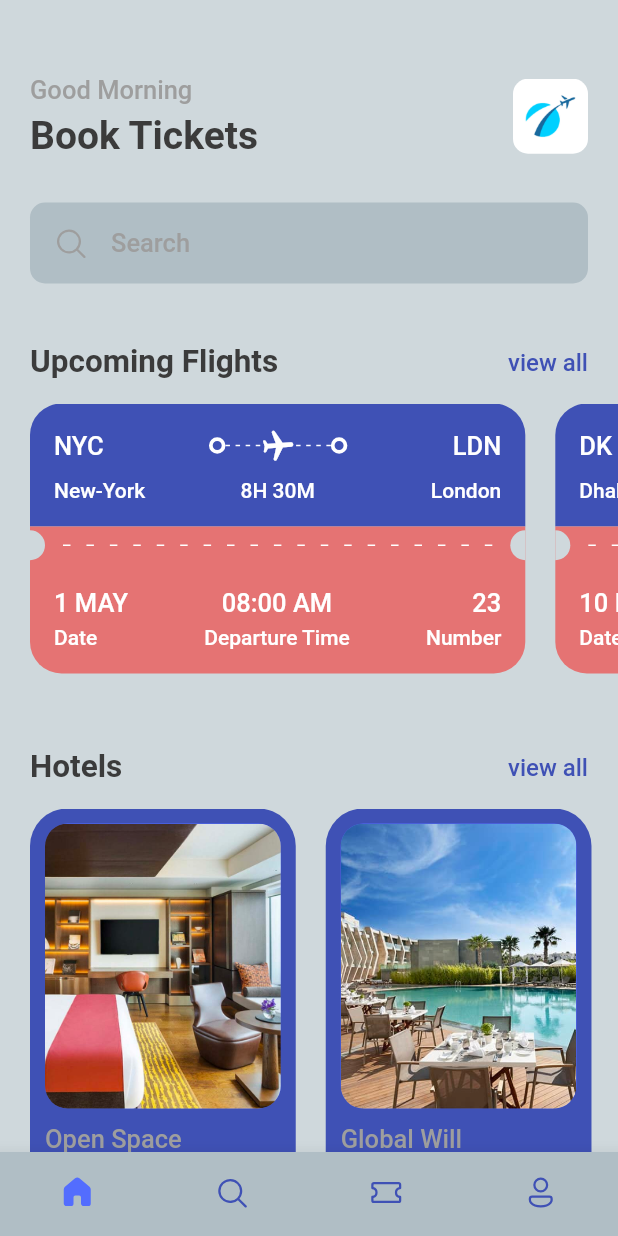
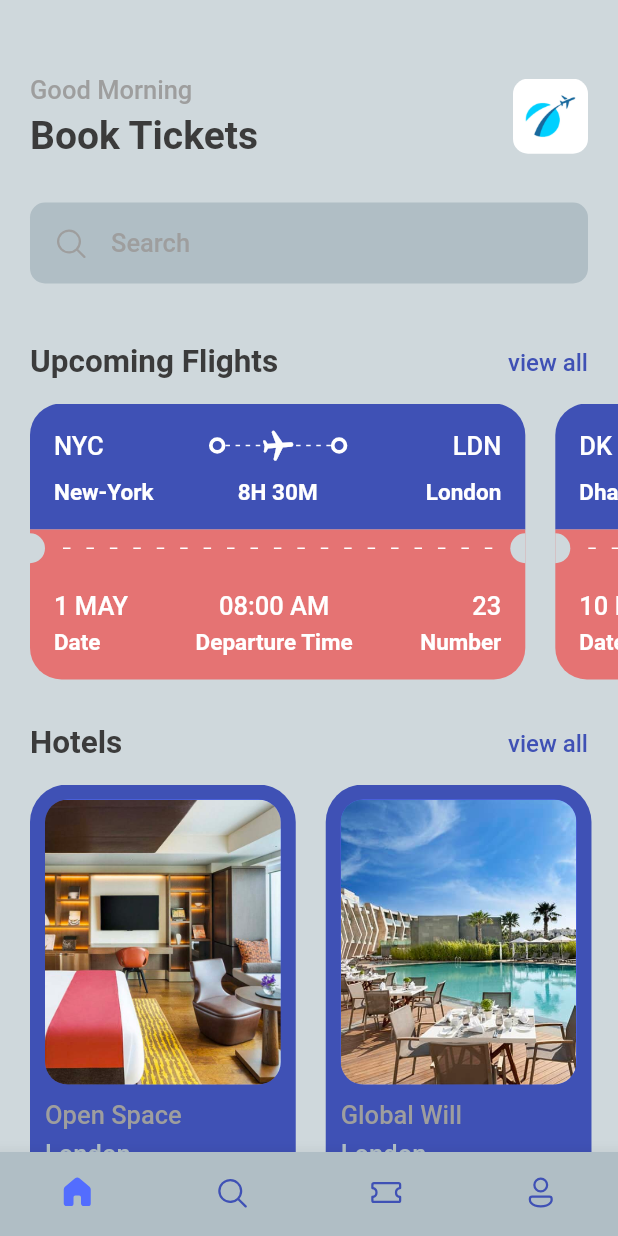
Before and after one commit to fabian-emmanuel/TicketBookerApp, a Flutter app: the screen it shows after launch, on a phone screen of 412 x 824 dp. Run offline on Flutter 3.47's test engine with Material 2 defaults, Android fonts, the phone set to English and light mode, and no system bars; our stand-ins replace barcode_widget, fluentui_icons, gap, get; missing offline and left inert: dart:ffi.

Commit message:
add tickets screen

```diff
--- a/lib/screens/bottom_bar.dart
+++ b/lib/screens/bottom_bar.dart
@@ -1,5 +1,6 @@
 import 'package:booktickets/screens/home_screen.dart';
 import 'package:booktickets/screens/search_screen.dart';
+import 'package:booktickets/screens/tickets_screen.dart';
 import 'package:booktickets/utils/app_styles.dart';
 import 'package:fluentui_icons/fluentui_icons.dart';
 import 'package:flutter/material.dart';
@@ -16,7 +17,7 @@ class _BottomBarState extends State<BottomBar> {
   static final List<Widget> _widgetOptions = [
     const HomeScreen(),
     const SearchScreen(),
-    const Text("Tickets"),
+    const TicketScreen(),
     const Text("Profile")
   ];
 
--- a/lib/screens/home_screen.dart
+++ b/lib/screens/home_screen.dart
@@ -58,7 +58,7 @@ class HomeScreen extends StatelessWidget {
           SingleChildScrollView(
             scrollDirection: Axis.horizontal,
             child: Row(
-              children: ticketList.map((item) => TicketsView(ticket: item)).toList()
+              children: ticketList.map((item) => TicketsView(ticket: item, marginLeft: 20, isColor: true)).toList()
             ),
           ),
           const Gap(30),
--- a/lib/screens/tickets_view.dart
+++ b/lib/screens/tickets_view.dart
@@ -1,21 +1,25 @@
 import 'package:booktickets/utils/app_layout.dart';
 import 'package:booktickets/utils/app_styles.dart';
+import 'package:booktickets/widgets/column_text_widget.dart';
+import 'package:booktickets/widgets/layout_divider_widget.dart';
 import 'package:booktickets/widgets/thick_container.dart';
 import 'package:flutter/material.dart';
 import 'package:gap/gap.dart';
 
 class TicketsView extends StatelessWidget {
   final Map<String, dynamic> ticket;
-  const TicketsView({Key? key, required this.ticket}) : super(key: key);
+  final double marginLeft;
+  final bool isColor;
+  const TicketsView({Key? key, required this.ticket, required this.marginLeft, required this.isColor}) : super(key: key);
 
   @override
   Widget build(BuildContext context) {
     final size = AppLayout.getSize(context);
     return SizedBox(
       width: size.width*0.85,
-      height: AppLayout.getHeight(200),
+      height: AppLayout.getHeight(184),
       child: Container(
-        margin: EdgeInsets.only(left: AppLayout.getHeight(20)),
+        margin: EdgeInsets.only(left: AppLayout.getHeight(marginLeft)),
         child: Column(
           children: [
             /*
@@ -23,7 +27,7 @@ class TicketsView extends StatelessWidget {
              */
             Container(
                 decoration: BoxDecoration(
-                color: Styles.secondary,
+                color: isColor ? Styles.secondary: Styles.boxColor,
                 borderRadius: BorderRadius.only(
                     topLeft: Radius.circular(AppLayout.getHeight(21)),
                     topRight: Radius.circular(AppLayout.getHeight(21))
@@ -35,34 +39,22 @@ class TicketsView extends StatelessWidget {
                     Row(
                       // mainAxisAlignment: MainAxisAlignment.spaceBetween,
                       children: [
-                        Text("${ticket['from']['code']}", style: Styles.headLine3.copyWith(color: Styles.white)),
+                        // ColumnTextWidget(firstText: "${ticket['from']['code']}", secondText: "${ticket['from']['name']}", yAlign: CrossAxisAlignment.start, isColor: isColor),
+                        Text("${ticket['from']['code']}", style: Styles.headLine3.copyWith(color: isColor?Styles.white:Styles.textColor)),
                         Expanded(child: Container()),
-                        const ThickContainer(),
+                        ThickContainer(color: isColor?Styles.white:Styles.textColor),
                         Expanded(child: Stack(
                           children: [
                             SizedBox(
                             height: AppLayout.getHeight(24),
-                            child: LayoutBuilder(
-                              builder: (BuildContext context, BoxConstraints constraints) {
-                                return Flex(
-                                    direction: Axis.horizontal,
-                                    mainAxisAlignment: MainAxisAlignment.spaceBetween,
-                                    children: List.generate((constraints.constrainWidth()/6).floor(), (index) {
-                                      return SizedBox(
-                                        width: 3,
-                                        height: 1,
-                                        child: DecoratedBox(
-                                            decoration: BoxDecoration(color: Styles.white)),
-                                      );
-                                    }),
-                                );
-                              }
-                            ),),
-                            Center(child: Transform.rotate(angle: 1.5, child: Icon(Icons.local_airport_rounded, color: Styles.white),)),
+                            child: LayoutDivider(isColor: isColor, sections: 6, width: 3),
+                            ),
+                            Center(child: Transform.rotate(angle: 1.5, child: Icon(Icons.local_airport_rounded, color: isColor?Styles.white:Styles.textColor),)),
                           ]),),
-                        const ThickContainer(),
+                        ThickContainer(color: isColor?Styles.white:Styles.textColor),
                         Expanded(child: Container()),
-                        Text("${ticket['to']['code']}", style: Styles.headLine3.copyWith(color: Styles.white))
+                        // ColumnTextWidget(firstText: "${ticket['to']['code']}", secondText: "${ticket['to']['name']}", yAlign: CrossAxisAlignment.start, isColor: isColor),
+                        Text("${ticket['to']['code']}", style: Styles.headLine3.copyWith(color: isColor?Styles.white:Styles.textColor))
                       ],
                     ),
                     const Gap(10),
@@ -71,11 +63,12 @@ class TicketsView extends StatelessWidget {
                       children: [
                         SizedBox(
                             width: AppLayout.getWidth(100),
-                            child: Text("${ticket['from']['name']}", style: Styles.headLine4.copyWith(color: Styles.white))),
-                        Text("${ticket['flying_time']}", style: Styles.headLine4.copyWith(color: Styles.white)),
+                            child: Text("${ticket['from']['name']}", style: Styles.headLine4.copyWith(color: isColor?Styles.white:Styles.greyShade5))
+                        ),
+                        Text("${ticket['flying_time']}", style: Styles.headLine4.copyWith(color: isColor?Styles.white:Styles.greyShade5)),
                         SizedBox(
                             width: AppLayout.getWidth(100),
-                            child: Text("${ticket['to']['name']}", textAlign: TextAlign.end, style: Styles.headLine4.copyWith(color: Styles.white)))
+                            child: Text("${ticket['to']['name']}", textAlign: TextAlign.end, style: Styles.headLine4.copyWith(color: isColor?Styles.white:Styles.greyShade5)))
                       ],
                     ),
                   ],
@@ -85,7 +78,7 @@ class TicketsView extends StatelessWidget {
             Responsible for the next row
              */
             Container(
-              color: Styles.red,
+              color: isColor?Styles.red:Styles.boxColor,
               child: Row(
                 // mainAxisAlignment: MainAxisAlignment.spaceBetween,
                 children: [
@@ -94,7 +87,7 @@ class TicketsView extends StatelessWidget {
                     width: AppLayout.getWidth(10),
                     child: DecoratedBox(
                         decoration: BoxDecoration(
-                            color: Styles.bgPri,
+                            color: isColor?Styles.bgPri:Styles.boxColor,
                             borderRadius: BorderRadius.only(
                             topRight: Radius.circular(AppLayout.getHeight(10)), bottomRight: Radius.circular(AppLayout.getHeight(10))
                           )
@@ -102,33 +95,14 @@ class TicketsView extends StatelessWidget {
                   ),
                   Expanded(child: Padding(
                     padding: EdgeInsets.all(AppLayout.getHeight(12)),
-                    child: LayoutBuilder(
-                      builder: (BuildContext context, BoxConstraints constraints) {
-                        return Flex(
-                            direction: Axis.horizontal,
-                            mainAxisAlignment: MainAxisAlignment.spaceBetween,
-                            mainAxisSize: MainAxisSize.max,
-                            children: List.generate((constraints.constrainWidth()/15).floor(), (index) {
-                            return SizedBox(
-                              width: 5,
-                              height: 1,
-                              child: DecoratedBox(
-                              decoration: BoxDecoration(
-                                color: Styles.white
-                              ),
-                            ),
-                          );
-                          }),
-                        );
-                      }
-                    ),
+                    child: LayoutDivider(isColor: isColor, sections: 15, width: 5),
                   )),
                   SizedBox(
                     height: AppLayout.getHeight(20),
                     width: AppLayout.getWidth(10),
                     child: DecoratedBox(
                         decoration: BoxDecoration(
-                          color: Styles.bgPri,
+                          color: isColor?Styles.bgPri:Styles.boxColor,
                           borderRadius: BorderRadius.only(
                             topLeft: Radius.circular(AppLayout.getHeight(10)), bottomLeft: Radius.circular(AppLayout.getHeight(10))
                           )
@@ -142,10 +116,10 @@ class TicketsView extends StatelessWidget {
              */
             Container(
               decoration: BoxDecoration(
-                color: Styles.red,
+                color: isColor?Styles.red:Styles.boxColor,
                 borderRadius: BorderRadius.only(
-                    bottomLeft: Radius.circular(AppLayout.getHeight(21)),
-                    bottomRight: Radius.circular(AppLayout.getHeight(21))
+                    bottomLeft: Radius.circular(AppLayout.getHeight(isColor ? 21 : 0)),
+                    bottomRight: Radius.circular(AppLayout.getHeight(isColor ? 21 : 0))
                 ),
               ),
               padding: EdgeInsets.all(AppLayout.getHeight(16)),
@@ -153,31 +127,11 @@ class TicketsView extends StatelessWidget {
                 children: [
                   Row(
                     children: [
-                    Column(
-                      crossAxisAlignment: CrossAxisAlignment.start,
-                      children: [
-                        Text("${ticket['date']}", style: Styles.headLine3.copyWith(color: Styles.white)),
-                        const Gap(5),
-                        Text("Date", style: Styles.headLine4.copyWith(color: Styles.white)),
-                      ],
-                    ),
-                    Expanded(child: Container()),
-                    Column(
-                      children: [
-                        Text("${ticket['departure_time']}", style: Styles.headLine3.copyWith(color: Styles.white)),
-                        const Gap(5),
-                        Text("Departure Time", style: Styles.headLine4.copyWith(color: Styles.white)),
-                      ],
-                    ),
+                      ColumnTextWidget(firstText: "${ticket['date']}", secondText: "Date", yAlign: CrossAxisAlignment.start, isColor: isColor),
                       Expanded(child: Container()),
-                      Column(
-                        crossAxisAlignment: CrossAxisAlignment.end,
-                      children: [
-                        Text("${ticket['number']}", style: Styles.headLine3.copyWith(color: Styles.white)),
-                        const Gap(5),
-                        Text("Number", style: Styles.headLine4.copyWith(color: Styles.white)),
-                      ],
-                    ),
+                      ColumnTextWidget(firstText: "${ticket['departure_time']}", secondText: "Departure Time", yAlign: CrossAxisAlignment.center, isColor: isColor),
+                      Expanded(child: Container()),
+                      ColumnTextWidget(firstText: "${ticket['number']}", secondText: "Number", yAlign: CrossAxisAlignment.end, isColor: isColor),
                   ],)
                 ],
               ),
--- a/lib/utils/app_styles.dart
+++ b/lib/utils/app_styles.dart
@@ -16,11 +16,12 @@ class Styles{
   static Color white = Colors.white;
   static Color red = Colors.red.shade300;
   static Color greyShade5 = Colors.grey.shade500;
+  static Color greyShade9 = Colors.grey.shade900;
 
   static TextStyle textStyle = TextStyle(fontSize: 16, color: textColor, fontWeight: FontWeight.w500);
   static TextStyle textLinkStyle = TextStyle(fontSize: 16, color: secondary, fontWeight: FontWeight.w500);
   static TextStyle headLine1 = TextStyle(fontSize: 26, color: textColor, fontWeight: FontWeight.bold);
   static TextStyle headLine2 = TextStyle(fontSize: 21, color: textColor, fontWeight: FontWeight.bold);
   static TextStyle headLine3 = TextStyle(fontSize: 17, color: Colors.grey.shade500, fontWeight: FontWeight.w500);
-  static TextStyle headLine4 = TextStyle(fontSize: 14, color: Colors.grey.shade500, fontWeight: FontWeight.w500);
+  static TextStyle headLine4 = TextStyle(fontSize: 15, color: Colors.grey.shade500, fontWeight: FontWeight.w700);
 }
--- /dev/null
+++ b/lib/widgets/column_text_widget.dart
@@ -0,0 +1,23 @@
+import 'package:booktickets/utils/app_layout.dart';
+import 'package:booktickets/utils/app_styles.dart';
+import 'package:flutter/material.dart';
+import 'package:gap/gap.dart';
+
+class ColumnTextWidget extends StatelessWidget {
+  final String firstText, secondText;
+  final CrossAxisAlignment yAlign;
+  final bool isColor;
+  const ColumnTextWidget({Key? key, required this.firstText, required this.secondText, required this.yAlign, required this.isColor}) : super(key: key);
+
+  @override
+  Widget build(BuildContext context) {
+    return Column(
+      crossAxisAlignment: yAlign,
+      children: [
+        Text(firstText, style: Styles.headLine3.copyWith(color: isColor?Styles.white:Styles.textColor)),
+        Gap(AppLayout.getHeight(5)),
+        Text(secondText, style: Styles.headLine4.copyWith(color: isColor?Styles.white:Styles.greyShade5)),
+      ],
+    );
+  }
+}
--- /dev/null
+++ b/lib/widgets/layout_divider_widget.dart
@@ -0,0 +1,30 @@
+import 'package:booktickets/utils/app_styles.dart';
+import 'package:flutter/material.dart';
+
+class LayoutDivider extends StatelessWidget {
+  final bool isColor;
+  final int sections;
+  final double width;
+  const LayoutDivider({Key? key, required this.isColor, required this.sections, required this.width}) : super(key: key);
+
+  @override
+  Widget build(BuildContext context) {
+    return LayoutBuilder(
+        builder: (BuildContext context, BoxConstraints constraints) {
+          return Flex(
+            direction: Axis.horizontal,
+            // mainAxisSize: MainAxisSize.max,
+            mainAxisAlignment: MainAxisAlignment.spaceBetween,
+            children: List.generate((constraints.constrainWidth()/sections).floor(), (index) {
+              return SizedBox(
+                width: width,
+                height: 1,
+                child: DecoratedBox(
+                    decoration: BoxDecoration(color: isColor?Styles.white:Styles.textColor)),
+              );
+            }),
+          );
+        }
+    );
+  }
+}
--- a/lib/widgets/thick_container.dart
+++ b/lib/widgets/thick_container.dart
@@ -1,8 +1,8 @@
-import 'package:booktickets/utils/app_styles.dart';
 import 'package:flutter/material.dart';
 
 class ThickContainer extends StatelessWidget {
-  const ThickContainer({Key? key}) : super(key: key);
+  final Color color;
+  const ThickContainer({Key? key, required this.color}) : super(key: key);
 
   @override
   Widget build(BuildContext context) {
@@ -10,7 +10,7 @@ class ThickContainer extends StatelessWidget {
       padding: const EdgeInsets.all(3),
       decoration: BoxDecoration(
         borderRadius: BorderRadius.circular(20),
-        border: Border.all(width: 2.5, color: Styles.white)
+        border: Border.all(width: 2.5, color: color)
       ),
     );
   }
--- a/pubspec.yaml
+++ b/pubspec.yaml
@@ -16,6 +16,7 @@ dev_dependencies:
   flutter_test:
     sdk: flutter
   flutter_lints: ^2.0.0
+  barcode_widget: ^2.0.2
 flutter:
   uses-material-design: true
   assets:
```
Also changed, not shown: lib/screens/search_screen.dart (+2 -30 lines), lib/screens/tickets_screen.dart (+114 -0 lines), lib/widgets/app_tabs_widget.dart (added, +43 -0 lines), assets/images/visa.png, pubspec.lock, 1 other file.
